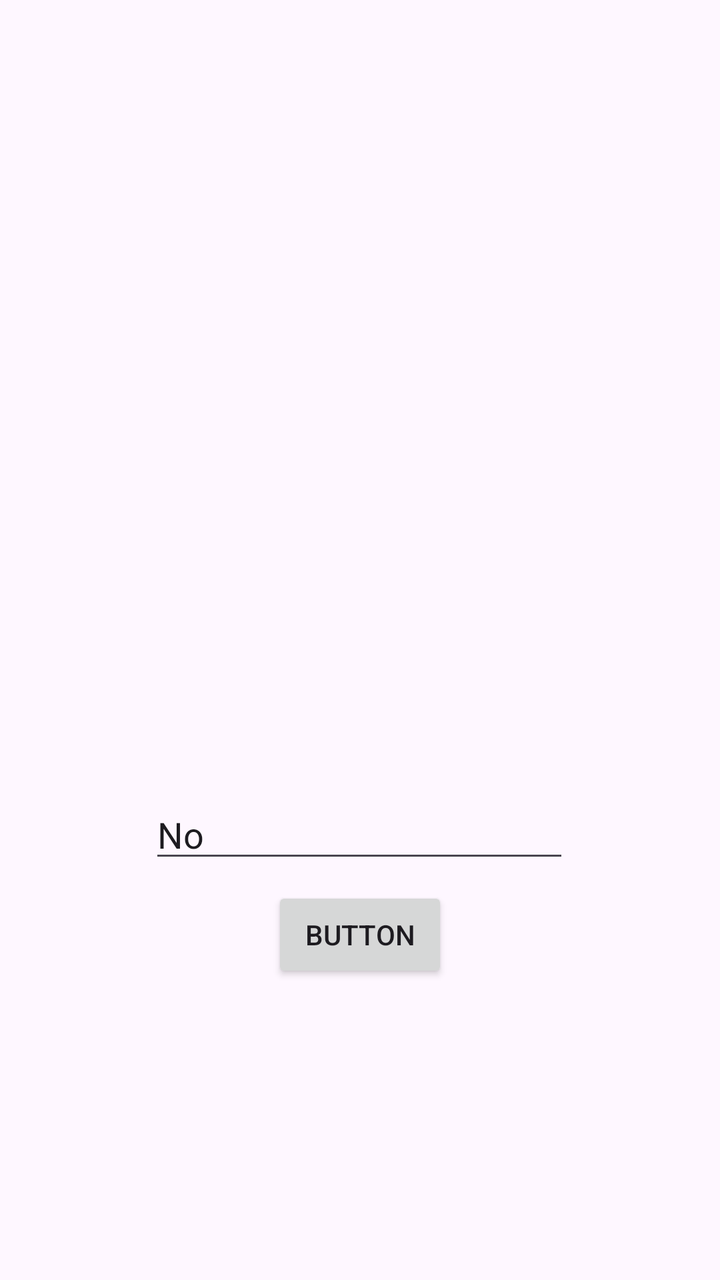
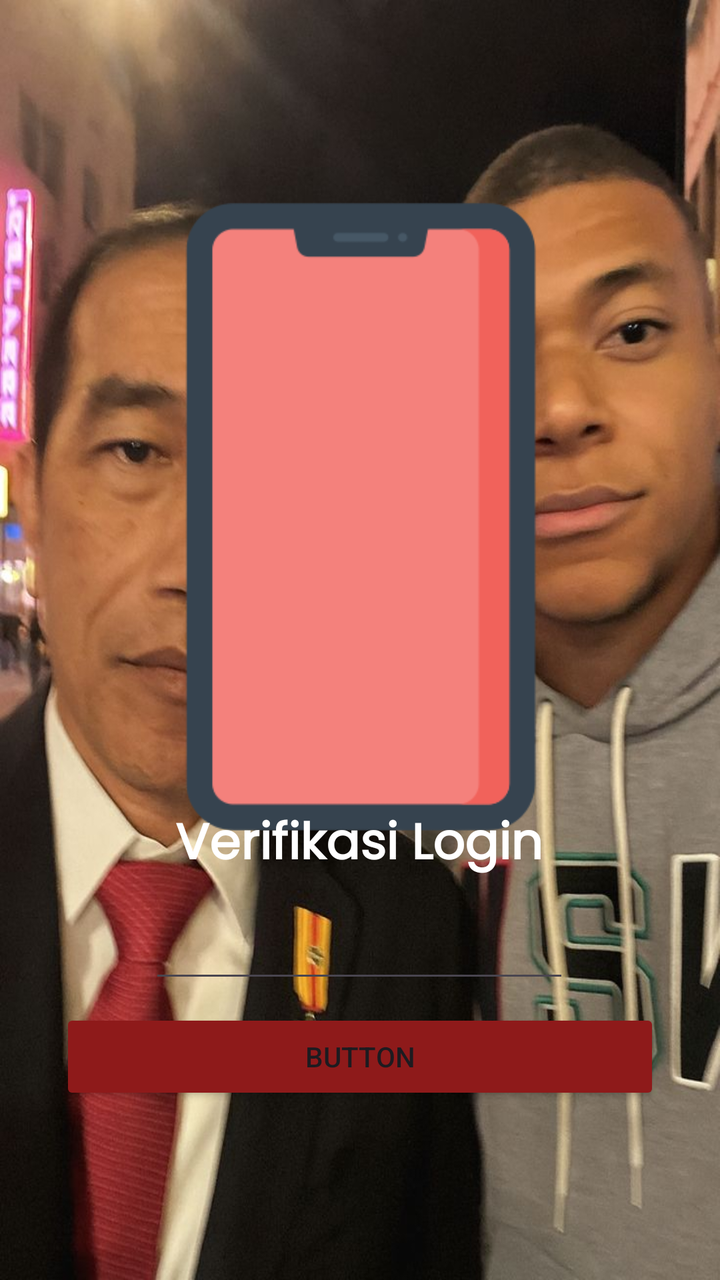

Before-and-after screenshots of an Android layout around one commit, followed by the original layout XML and the change that was made.
<!-- AndroidManifest.xml: application theme Theme.SteerApp -->
<!-- res/layout/activity_third.xml -->
<?xml version="1.0" encoding="utf-8"?>
<androidx.constraintlayout.widget.ConstraintLayout xmlns:android="http://schemas.android.com/apk/res/android"
    xmlns:app="http://schemas.android.com/apk/res-auto"
    xmlns:tools="http://schemas.android.com/tools"
    android:id="@+id/main"
    android:layout_width="match_parent"
    android:layout_height="match_parent"
    tools:context=".pertemuan3.ThirdActivity">

    <Button
        android:id="@+id/btnKirim"
        android:layout_width="wrap_content"
        android:layout_height="wrap_content"
        android:text="Button"
        app:layout_constraintBottom_toBottomOf="parent"
        app:layout_constraintEnd_toEndOf="parent"
        app:layout_constraintStart_toStartOf="parent"
        app:layout_constraintTop_toTopOf="parent"
        app:layout_constraintVertical_bias="0.749" />

    <EditText
        android:id="@+id/inputNoTujuan"
        android:layout_width="wrap_content"
        android:layout_height="wrap_content"
        android:ems="10"
        android:inputType="text"
        android:text="No"
        app:layout_constraintBottom_toTopOf="@+id/btnKirim"
        app:layout_constraintEnd_toEndOf="parent"
        app:layout_constraintHorizontal_bias="0.497"
        app:layout_constraintStart_toStartOf="parent"
        app:layout_constraintTop_toTopOf="parent"
        app:layout_constraintVertical_bias="0.983" />
</androidx.constraintlayout.widget.ConstraintLayout>
<!-- resources referenced by this layout -->
<resources>
  <style name="Theme.SteerApp" parent="Base.Theme.SteerApp" />
  <style name="Base.Theme.SteerApp" parent="Theme.Material3.DayNight.NoActionBar">
          
          
      </style>
</resources>

<!-- the commit's change to res/layout/activity_third.xml (unified diff, before → after) -->
@@ -5,18 +5,22 @@
     android:id="@+id/main"
     android:layout_width="match_parent"
     android:layout_height="match_parent"
+    android:background="@drawable/owi"
     tools:context=".pertemuan3.ThirdActivity">
 
     <Button
         android:id="@+id/btnKirim"
-        android:layout_width="wrap_content"
+        android:layout_width="match_parent"
         android:layout_height="wrap_content"
+        android:layout_marginHorizontal="30dp"
+        android:layout_marginTop="20dp"
+        android:backgroundTint="@color/button"
         android:text="Button"
         app:layout_constraintBottom_toBottomOf="parent"
         app:layout_constraintEnd_toEndOf="parent"
         app:layout_constraintStart_toStartOf="parent"
         app:layout_constraintTop_toTopOf="parent"
-        app:layout_constraintVertical_bias="0.749" />
+        app:layout_constraintVertical_bias="0.847" />
 
     <EditText
         android:id="@+id/inputNoTujuan"
@@ -24,11 +28,40 @@
         android:layout_height="wrap_content"
         android:ems="10"
         android:inputType="text"
-        android:text="No"
+        android:text=""
         app:layout_constraintBottom_toTopOf="@+id/btnKirim"
         app:layout_constraintEnd_toEndOf="parent"
         app:layout_constraintHorizontal_bias="0.497"
         app:layout_constraintStart_toStartOf="parent"
         app:layout_constraintTop_toTopOf="parent"
         app:layout_constraintVertical_bias="0.983" />
+
+    <ImageView
+        android:id="@+id/imageView3"
+        android:layout_width="wrap_content"
+        android:layout_height="wrap_content"
+        app:layout_constraintBottom_toBottomOf="parent"
+        app:layout_constraintEnd_toEndOf="parent"
+        app:layout_constraintHorizontal_bias="0.0"
+        app:layout_constraintStart_toStartOf="parent"
+        app:layout_constraintTop_toTopOf="parent"
+        app:layout_constraintVertical_bias="0.013"
+        app:srcCompat="@drawable/handphone" />
+
+    <TextView
+        android:id="@+id/textView"
+        android:layout_width="wrap_content"
+        android:layout_height="wrap_content"
+        android:fontFamily="@font/poppins_regular"
+        android:text="@string/judjud"
+        android:textColor="@color/white"
+        android:textSize="25dp"
+        android:textStyle="bold"
+        app:layout_constraintBottom_toBottomOf="parent"
+        app:layout_constraintEnd_toEndOf="parent"
+        app:layout_constraintHorizontal_bias="0.497"
+        app:layout_constraintStart_toStartOf="parent"
+        app:layout_constraintTop_toTopOf="parent"
+        app:layout_constraintVertical_bias="0.673" />
+
 </androidx.constraintlayout.widget.ConstraintLayout>
<!-- resource entries referenced after the edit -->
@@ -1,5 +1,10 @@
 <!-- resources referenced by this layout -->
 <resources>
+  <color name="button">#8E1A1A</color>
+  <color name="white">#FFFFFFFF</color>
+  <!-- drawable handphone: png bitmap (drawable, 5702 bytes) -->
+  <!-- drawable owi: jpeg bitmap (drawable, 94896 bytes) -->
+  <string name="judjud">Verifikasi Login</string>
   <style name="Theme.SteerApp" parent="Base.Theme.SteerApp" />
   <style name="Base.Theme.SteerApp" parent="Theme.Material3.DayNight.NoActionBar">
           
